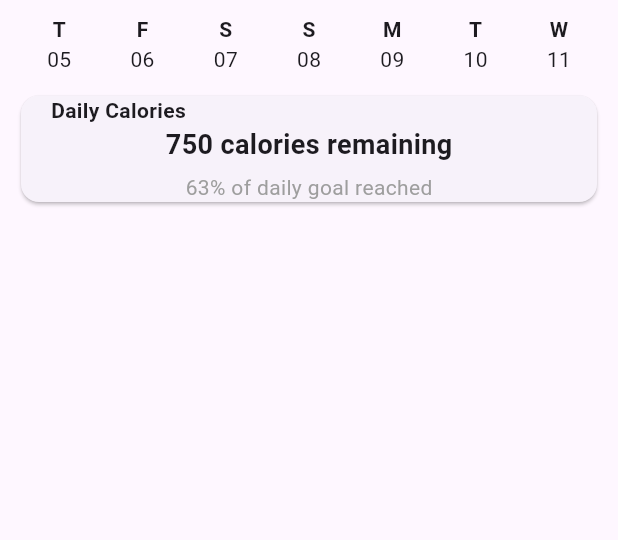
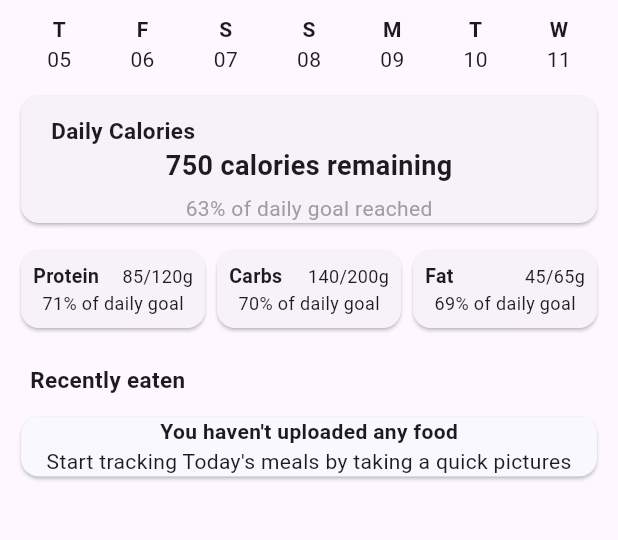
Before and after one commit to giahuyto3107/NutriPal, a Flutter app: the screen it shows after launch, on a phone screen of 412 x 824 dp, the part 80-620 px from its top. Run offline on Flutter 3.47's test engine with Material 3 defaults, Android fonts, the phone set to English and light mode, and no system bars.

```diff
--- a/nutripal/lib/main.dart
+++ b/nutripal/lib/main.dart
@@ -17,8 +17,8 @@ class MainApp extends StatelessWidget {
               HeaderSection(),
               DateSelectorRow(),
               DailyCaloriesCard(),
-              // NutrientProgressRow(),
-              // RecentFoodList(),
+              NutrientProgressRow(),
+              RecentFoodList(),
               // BottomNavBar(),
             ],
           )
@@ -36,7 +36,7 @@ class HeaderSection extends StatelessWidget {
   @override
   Widget build(BuildContext context) {
     return Padding(
-      padding: EdgeInsets.all(10),
+      padding: const EdgeInsets.all(10),
       child: Row(
         children: [
           Icon(Icons.apple, size: 30, color: Colors.black),
@@ -100,6 +100,25 @@ class HeaderSection extends StatelessWidget {
   }
 }
 
+class NutrientProgressRow extends StatelessWidget {
+  const NutrientProgressRow({super.key});
+
+  @override
+  Widget build(BuildContext context) {
+    return Padding(
+      padding: const EdgeInsets.fromLTRB(10, 0, 10, 0),
+      child: Row(
+        mainAxisAlignment: MainAxisAlignment.spaceEvenly,
+        children: [
+          Expanded(child: _nutrientProgressCard("Protein", 85, 120)),
+          Expanded(child: _nutrientProgressCard("Carbs", 140, 200)),
+          Expanded(child: _nutrientProgressCard("Fat", 45, 65)),
+        ],
+      ),
+    );
+  }
+}
+
 class DateSelectorRow extends StatelessWidget {
   const DateSelectorRow({super.key});
 
@@ -126,7 +145,7 @@ class DailyCaloriesCard extends StatelessWidget {
   @override
   Widget build(BuildContext context) {
     return Padding(
-      padding: EdgeInsets.all(10),
+      padding: const EdgeInsets.all(10),
         child: Card(
         child: SizedBox(
           width: double.infinity,
@@ -134,11 +153,12 @@ class DailyCaloriesCard extends StatelessWidget {
             crossAxisAlignment: CrossAxisAlignment.start,
             children: [
               Padding(
-                padding: EdgeInsets.only(left: 20),
+                padding: EdgeInsets.fromLTRB(20, 13, 0, 0),
                 child: Text(
                   "Daily Calories",
                   style: TextStyle(
-                    fontWeight: FontWeight.bold
+                    fontWeight: FontWeight.bold,
+                    fontSize: 15,
                   ),
                 ),
               ),
@@ -173,6 +193,56 @@ class DailyCaloriesCard extends StatelessWidget {
   }
 }
 
+class RecentFoodList extends StatelessWidget {
+  const RecentFoodList({super.key});
+
+  @override
+  Widget build(BuildContext context) {
+    return Padding(
+      padding: const EdgeInsets.all(10),
+      child: SizedBox(
+        width: double.infinity,
+        child: Column(
+          crossAxisAlignment: CrossAxisAlignment.start,
+          children: [
+            Padding(
+              padding: const EdgeInsets.all(10),
+              child: Text(
+                "Recently eaten",
+                style: TextStyle(
+                  fontWeight: FontWeight.bold,
+                  fontSize: 15
+                ),
+              ),
+            ),
+
+            SizedBox(
+              width: double.infinity,
+              child: Card(
+                color: Color(0xFFF9F8FE),
+                child: Column(
+                  crossAxisAlignment: CrossAxisAlignment.center,
+                  children: [
+                    Text(
+                      "You haven't uploaded any food",
+                      style: TextStyle(
+                        fontWeight: FontWeight.bold
+                      ),
+                    ),
+                    Text(
+                      "Start tracking Today's meals by taking a quick pictures"
+                    )
+                  ],
+                ),
+              ),
+            )
+          ],
+        ),
+      ),
+    );
+  }
+}
+
 Widget _dayColumn(String day, String date) {
   return Padding(
     padding: EdgeInsets.symmetric(horizontal: 8),
@@ -189,3 +259,42 @@ Widget _dayColumn(String day, String date) {
     )
   );
 }
+
+Widget _nutrientProgressCard(String type, double current, double total) {
+  return Card(
+    child: Padding(
+      padding: const EdgeInsets.all(8.0),
+      child: Column(
+        children: [
+          Row(
+            mainAxisAlignment: MainAxisAlignment.spaceBetween,
+            children: [
+              Text(
+                  type,
+                  style: TextStyle(
+                    fontWeight: FontWeight.bold,
+                    fontSize: 13
+                  ),
+                ),
+
+              Text(
+                "${current.toInt()}/${total.toInt()}g",
+                style: TextStyle(
+                  fontSize: 12
+                ),
+              ),
+            ]
+          ),
+          Text(
+            "${(current/total * 100).round().toInt()}% of daily goal",
+            style: TextStyle(
+              fontSize: 12
+            ),
+          ),
+        ],
+      ),
+    ),
+  );
+}
+
+// Widget _uploadedSection(AboutDialog)
```
